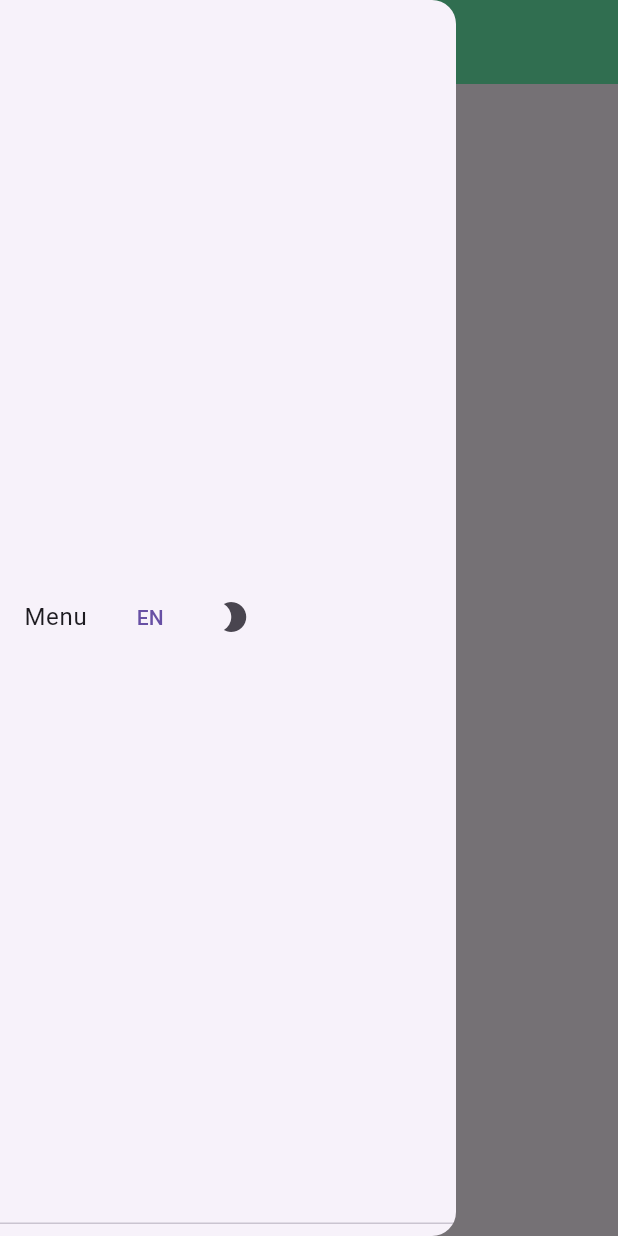
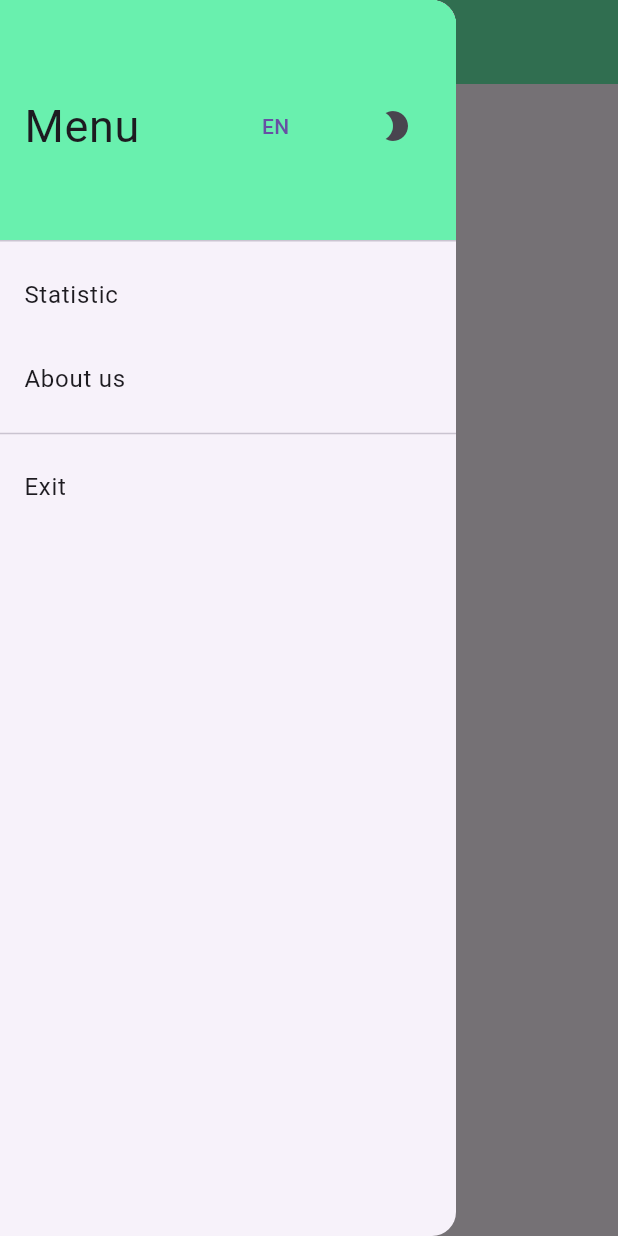
Before and after one commit to Yura-0/booker, a Flutter app: the screen it shows after launch, with the side drawer open, on a phone screen of 412 x 824 dp. Run offline on Flutter 3.47's test engine with Material 2 defaults, Android fonts, the phone set to English and light mode, and no system bars; our stand-ins replace flutter_bloc, shared_preferences; generated files the repository leaves out were written again.

Commit message:
Create Drawer menu

```diff
--- a/Sources/Booker/booker/lib/features/home_features/view/home_screen.dart
+++ b/Sources/Booker/booker/lib/features/home_features/view/home_screen.dart
@@ -1,8 +1,10 @@
+import 'package:flutter/material.dart';
+import 'package:flutter_bloc/flutter_bloc.dart';
+
 import 'package:booker/core/localization/localization_bloc.dart';
 import 'package:booker/core/theme/theme_bloc.dart';
+import 'package:booker/features/home_features/widget_exp.dart';
 import 'package:booker/generated/l10n.dart';
-import 'package:flutter/material.dart';
-import 'package:flutter_bloc/flutter_bloc.dart';
 
 class HomeScreen extends StatelessWidget {
   const HomeScreen({super.key});
@@ -21,36 +23,9 @@ class HomeScreen extends StatelessWidget {
           Text(S.of(context).home),
         ],
       )),
-      drawer: Drawer(
-        child: DrawerHeader(
-            child: Row(
-          children: [
-            Text(S.of(context).menu),
-            const SizedBox(
-              width: 10,
-            ),
-            TextButton(
-              onPressed: () {
-                localizationBloc.setLocale(
-                  localizationBloc.state == const Locale('en', '')
-                      ? LocaleType.ua
-                      : LocaleType.en,
-                );
-              },
-              child: Text(
-                localizationBloc.state == const Locale('en', '') ? "EN" : "UA",
-              ),
-            ),
-            IconButton(
-              onPressed: () {
-                themeBloc.toggleTheme();
-              },
-              icon: themeBloc.state == AppTheme.dark
-                  ? const Icon(Icons.brightness_4)
-                  : const Icon(Icons.brightness_2),
-            ),
-          ],
-        )),
+      drawer: MyDrawer(
+        localizationBloc: localizationBloc,
+        themeBloc: themeBloc,
       ),
     );
   }
--- /dev/null
+++ b/Sources/Booker/booker/lib/features/home_features/widget_exp.dart
@@ -0,0 +1 @@
+export 'widgets/drawer_widget.dart';
--- /dev/null
+++ b/Sources/Booker/booker/lib/features/home_features/widgets/drawer_widget.dart
@@ -0,0 +1,71 @@
+import 'package:flutter/material.dart';
+
+import 'package:booker/core/core_exp.dart';
+import 'package:booker/generated/l10n.dart';
+
+class MyDrawer extends StatelessWidget {
+  LocalizationBloc localizationBloc;
+  ThemeBloc themeBloc;
+
+  MyDrawer({
+    Key? key,
+    required this.localizationBloc,
+    required this.themeBloc,
+  }) : super(key: key);
+
+  @override
+  Widget build(BuildContext context) {
+    return Drawer(
+      child: ListView(children: [
+        DrawerHeader(
+            decoration: BoxDecoration(color: Theme.of(context).primaryColor),
+            child: Row(
+              mainAxisAlignment: MainAxisAlignment.spaceBetween,
+              children: [
+                Text(
+                  S.of(context).menu,
+                  style: const TextStyle(
+                    fontSize: 30,
+                  ),
+                ),
+                const SizedBox(
+                  width: 10,
+                ),
+                TextButton(
+                  onPressed: () {
+                    localizationBloc.setLocale(
+                      localizationBloc.state == const Locale('en', '')
+                          ? LocaleType.ua
+                          : LocaleType.en,
+                    );
+                  },
+                  child: Text(
+                    localizationBloc.state == const Locale('en', '')
+                        ? "EN"
+                        : "UA",
+                  ),
+                ),
+                IconButton(
+                  onPressed: () {
+                    themeBloc.toggleTheme();
+                  },
+                  icon: themeBloc.state == AppTheme.dark
+                      ? const Icon(Icons.brightness_4)
+                      : const Icon(Icons.brightness_2),
+                ),
+              ],
+            )),
+        GestureDetector(
+          child: ListTile(title: Text(S.of(context).statistic)),
+        ),
+        GestureDetector(
+          child: ListTile(title: Text(S.of(context).aboutUs)),
+        ),
+        const Divider(),
+        GestureDetector(
+          child: ListTile(title: Text(S.of(context).exit)),
+        ),
+      ]),
+    );
+  }
+}
--- a/Sources/Booker/booker/lib/l10n/intl_en.arb
+++ b/Sources/Booker/booker/lib/l10n/intl_en.arb
@@ -2,5 +2,8 @@
   "hello": "Hello",
   "home": "Home",
   "menu": "Menu",
-  "test": "Test"
+  "test": "Test",
+  "statistic": "Statistic",
+  "aboutUs": "About us",
+  "exit": "Exit"
 }
--- a/Sources/Booker/booker/lib/l10n/intl_ua.arb
+++ b/Sources/Booker/booker/lib/l10n/intl_ua.arb
@@ -2,5 +2,8 @@
   "hello": "Привіт",
   "home": "Дім",
   "menu": "Меню",
-  "test": "Тест"
+  "test": "Тест",
+  "statistic": "Статистика",
+  "aboutUs": "Про нас",
+  "exit": "Вихід"
 }
--- a/Sources/Booker/booker/lib/main.dart
+++ b/Sources/Booker/booker/lib/main.dart
@@ -1,6 +1,6 @@
-import 'package:booker/booker_app.dart';
 import 'package:flutter/material.dart';
 
+import 'package:booker/booker_app.dart';
 
 void main() {
   runApp(const BookerApp());
```
Also changed, not shown: Sources/Booker/booker/lib/core/theme/theme_app.dart (+8 -9 lines).
